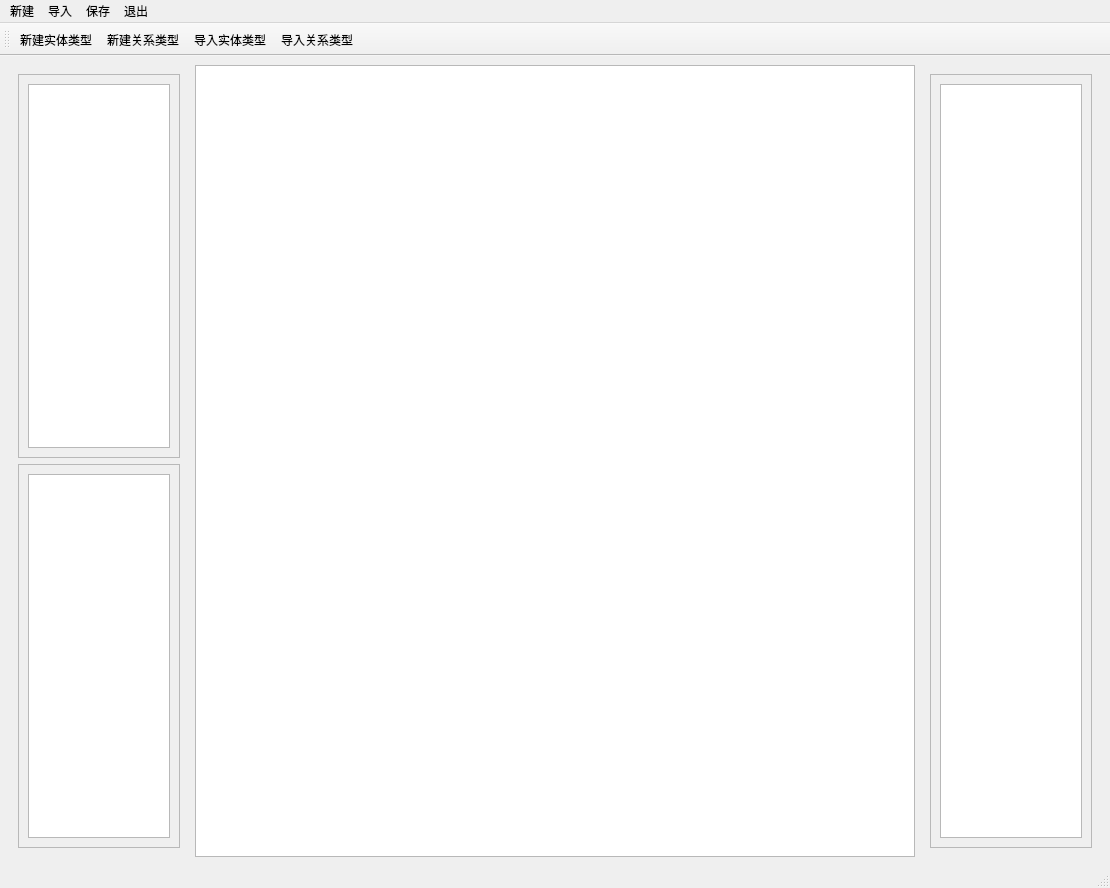
The window that untitled.ui (1190201415/KG2) describes before a commit, drawn with Qt 5.
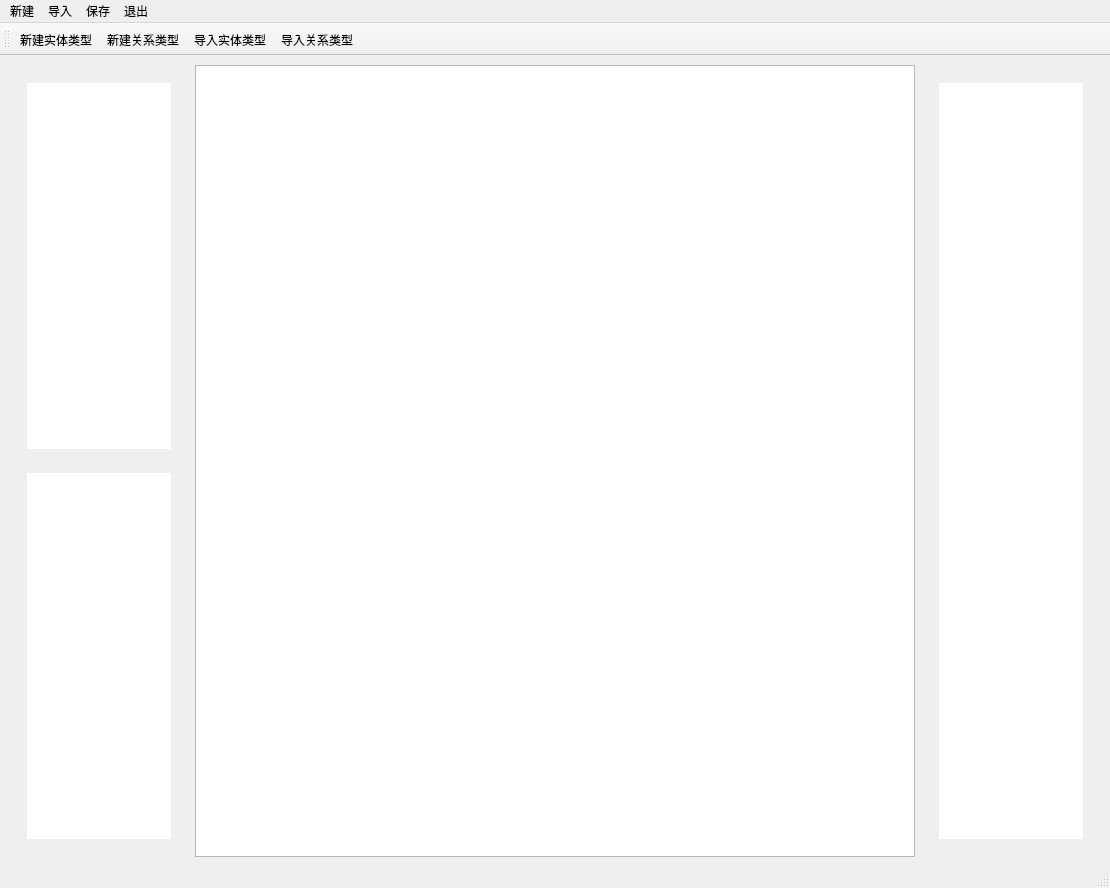
The same window after the commit.

Patch:
```diff
--- a/untitled.ui
+++ b/untitled.ui
@@ -23,9 +23,15 @@
    <layout class="QHBoxLayout" name="horizontalLayout" stretch="1,4,1">
     <item>
      <widget class="QWidget" name="widget" native="true">
+      <property name="styleSheet">
+       <string notr="true">border: none;</string>
+      </property>
       <layout class="QVBoxLayout" name="verticalLayout_3">
        <item>
         <widget class="QScrollArea" name="scrollArea">
+         <property name="styleSheet">
+          <string notr="true">border: none;</string>
+         </property>
          <property name="widgetResizable">
           <bool>true</bool>
          </property>
@@ -34,13 +40,17 @@
            <rect>
             <x>0</x>
             <y>0</y>
-            <width>155</width>
-            <height>378</height>
+            <width>157</width>
+            <height>380</height>
            </rect>
           </property>
           <layout class="QVBoxLayout" name="verticalLayout">
            <item>
-            <widget class="QTreeView" name="treeView"/>
+            <widget class="QTreeView" name="treeView">
+             <property name="styleSheet">
+              <string notr="true">border: none;</string>
+             </property>
+            </widget>
            </item>
           </layout>
          </widget>
@@ -48,6 +58,9 @@
        </item>
        <item>
         <widget class="QScrollArea" name="scrollArea_2">
+         <property name="styleSheet">
+          <string notr="true">border: none;</string>
+         </property>
          <property name="widgetResizable">
           <bool>true</bool>
          </property>
@@ -56,13 +69,17 @@
            <rect>
             <x>0</x>
             <y>0</y>
-            <width>155</width>
-            <height>377</height>
+            <width>157</width>
+            <height>379</height>
            </rect>
           </property>
           <layout class="QVBoxLayout" name="verticalLayout_2">
            <item>
-            <widget class="QTreeView" name="treeView_3"/>
+            <widget class="QTreeView" name="treeView_3">
+             <property name="styleSheet">
+              <string notr="true">border: none;</string>
+             </property>
+            </widget>
            </item>
           </layout>
          </widget>
@@ -86,6 +103,9 @@
       <layout class="QVBoxLayout" name="verticalLayout_5">
        <item>
         <widget class="QScrollArea" name="scrollArea_3">
+         <property name="styleSheet">
+          <string notr="true">border: none;</string>
+         </property>
          <property name="widgetResizable">
           <bool>true</bool>
          </property>
@@ -94,13 +114,17 @@
            <rect>
             <x>0</x>
             <y>0</y>
-            <width>155</width>
-            <height>764</height>
+            <width>157</width>
+            <height>766</height>
            </rect>
           </property>
           <layout class="QVBoxLayout" name="verticalLayout_4">
            <item>
-            <widget class="QTreeView" name="treeView_kg"/>
+            <widget class="QTreeView" name="treeView_kg">
+             <property name="styleSheet">
+              <string notr="true">border: none;</string>
+             </property>
+            </widget>
            </item>
           </layout>
          </widget>
```
